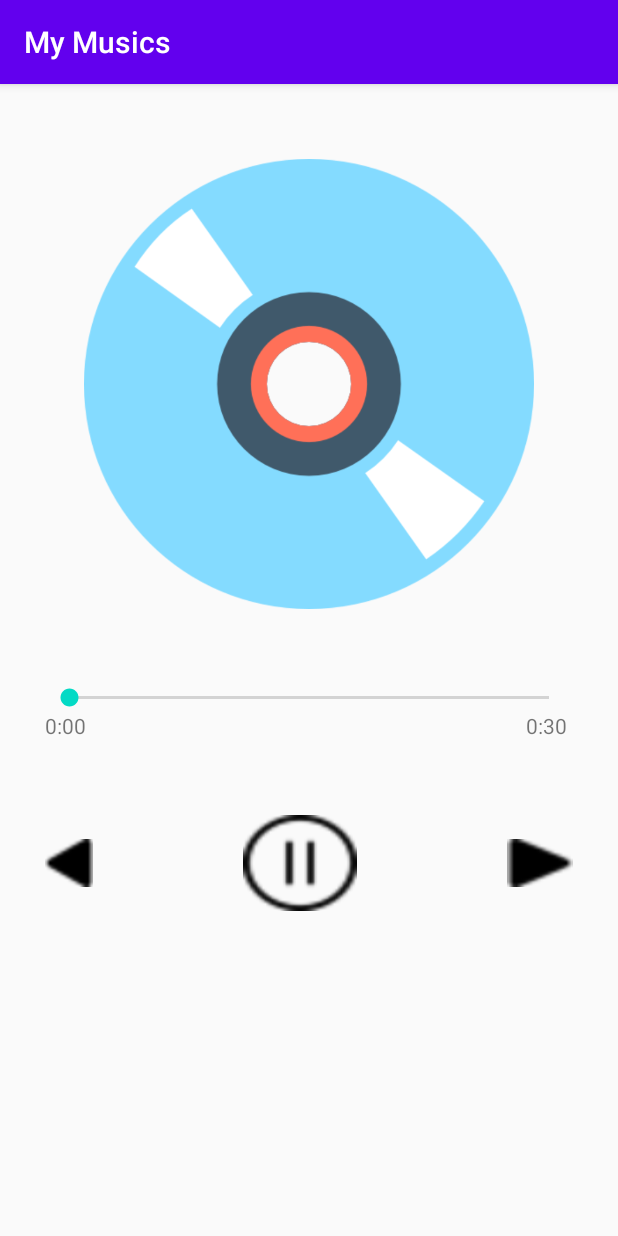
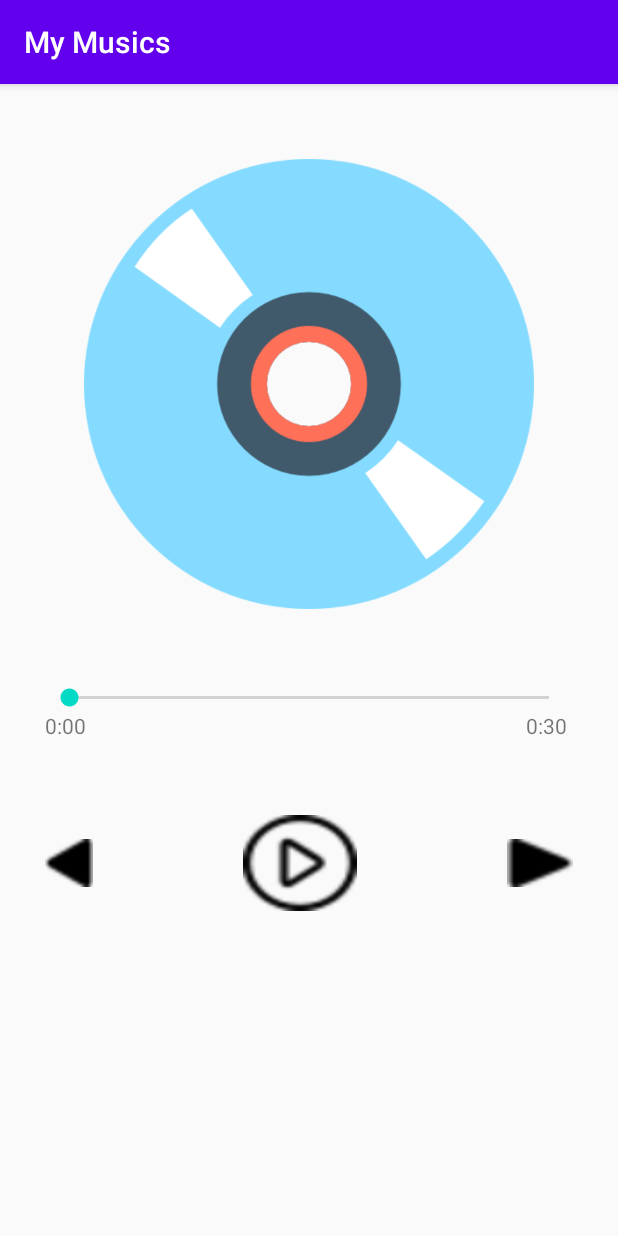
Before and after one commit to mungnguyen/android-music-app, an Android app: the screen it shows after launch (MainActivity), on a phone screen of 412 x 824 dp. Run offline under Robolectric (Android 15) with nearby library versions, the phone set to English and light mode, and no system bars.

Commit message:
fix play button

```diff
--- a/app/src/main/java/mungnguyen/mymusics/MainActivity.java
+++ b/app/src/main/java/mungnguyen/mymusics/MainActivity.java
@@ -33,6 +33,13 @@ public class MainActivity extends AppCompatActivity {
         mp.seekTo(0);
         mp.setVolume(0.5f, 0.5f);
         totalTime = mp.getDuration();
+
+        playBtn.setOnClickListener(new View.OnClickListener() {
+            @Override
+            public void onClick(View v) {
+                playBtnClick(v);
+            }
+        });
 
         // Seek bar
         positionBar.setMax(totalTime);
--- a/app/src/main/res/layout/activity_main.xml
+++ b/app/src/main/res/layout/activity_main.xml
@@ -64,7 +64,7 @@
             android:layout_width="64dp"
             android:layout_height="64dp"
             android:layout_weight="1"
-            android:background="@drawable/pause"
+            android:background="@drawable/play"
              />
 
         <Button
```
